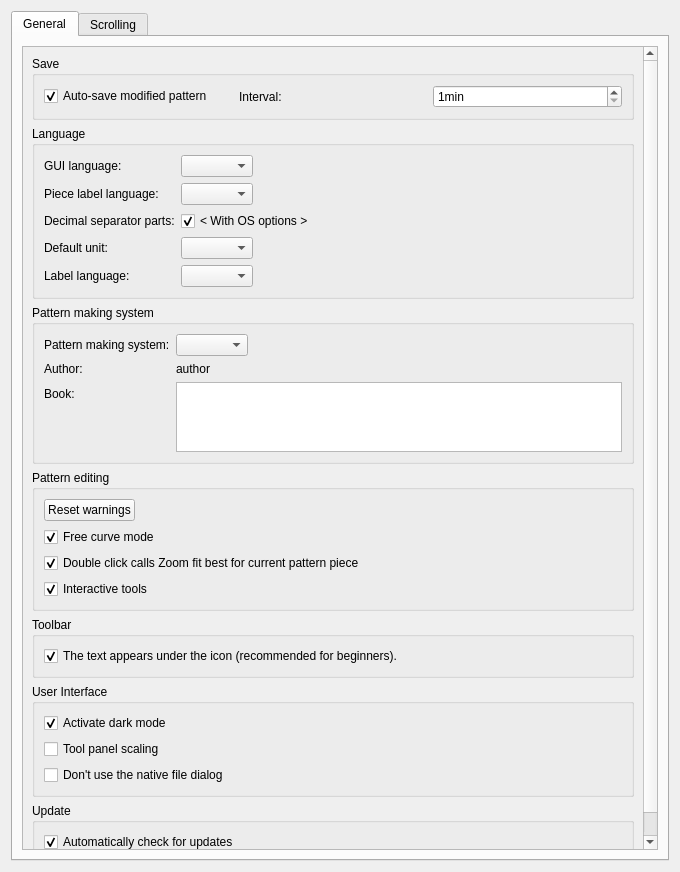
This is src/app/valentina/dialogs/configpages/preferencesconfigurationpage.ui in dismine/valentina as Qt 5 draws it before an edit. The edited form follows.
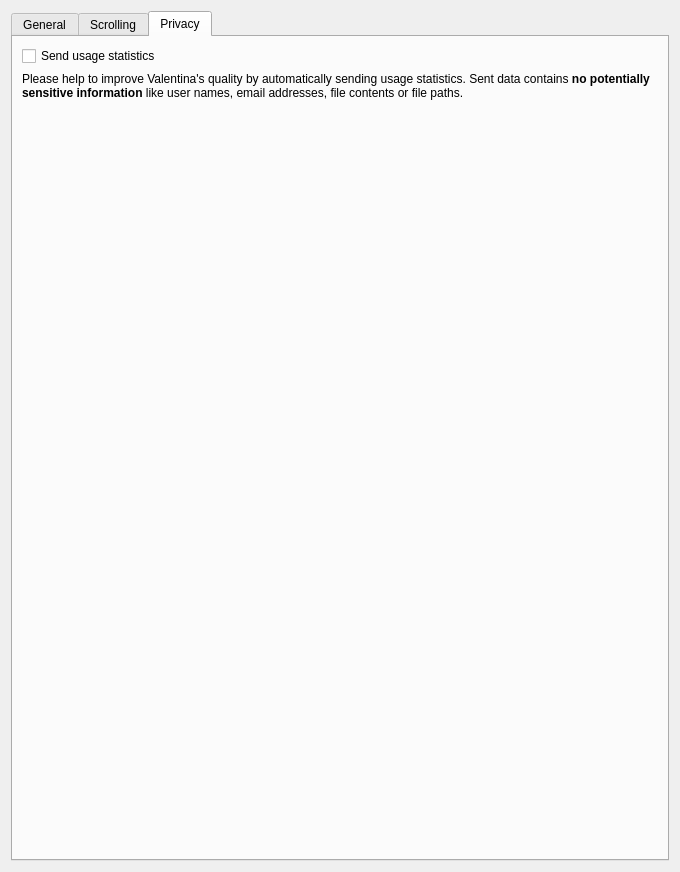
This is the edited form. The open tabs and pages were chosen to show the change.

Commit message: System to collect usage statistic.

Patch:
```diff
--- a/src/app/valentina/dialogs/configpages/preferencesconfigurationpage.ui
+++ b/src/app/valentina/dialogs/configpages/preferencesconfigurationpage.ui
@@ -527,6 +527,43 @@
        </item>
       </layout>
      </widget>
+     <widget class="QWidget" name="tabPrivacy">
+      <attribute name="title">
+       <string>Privacy</string>
+      </attribute>
+      <layout class="QVBoxLayout" name="verticalLayout_9">
+       <item>
+        <widget class="QCheckBox" name="checkBoxSendUsageStatistics">
+         <property name="text">
+          <string>Send usage statistics</string>
+         </property>
+        </widget>
+       </item>
+       <item>
+        <widget class="QLabel" name="label_15">
+         <property name="text">
+          <string>Please help to improve Valentina's quality by automatically sending usage statistics. Sent data contains &lt;span style=&quot; font-weight:700;&quot;&gt;no potentially sensitive information&lt;/span&gt; like user names, email addresses, file contents or file paths.</string>
+         </property>
+         <property name="wordWrap">
+          <bool>true</bool>
+         </property>
+        </widget>
+       </item>
+       <item>
+        <spacer name="verticalSpacer">
+         <property name="orientation">
+          <enum>Qt::Vertical</enum>
+         </property>
+         <property name="sizeHint" stdset="0">
+          <size>
+           <width>20</width>
+           <height>716</height>
+          </size>
+         </property>
+        </spacer>
+       </item>
+      </layout>
+     </widget>
     </widget>
    </item>
   </layout>
```
The commit also changes 42 other files.
